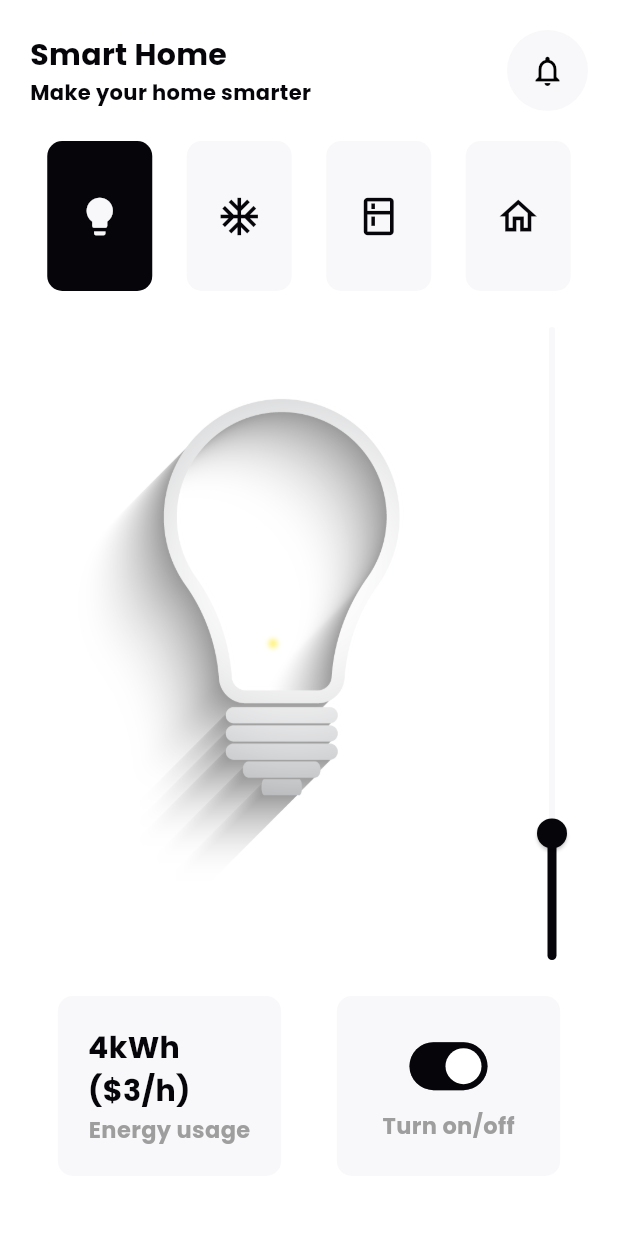
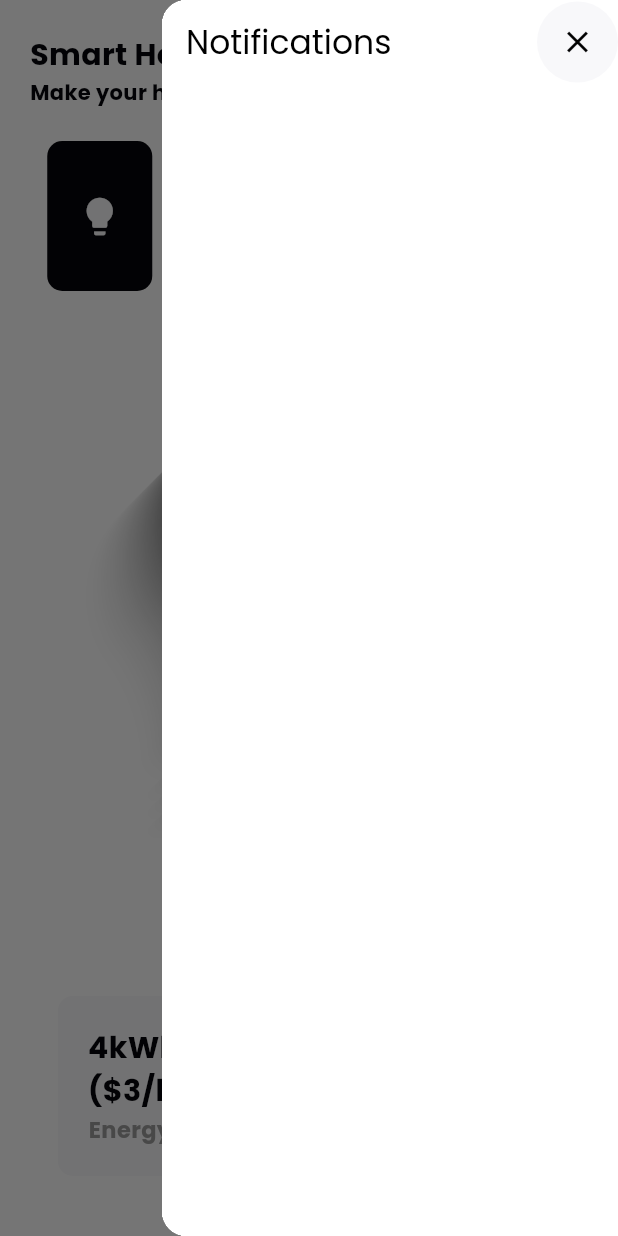
Before and after one commit to luckycreationsindia/smart_home, a Flutter app: the screen it shows after launch, with the side drawer open (before the commit the screen has no drawer), on a phone screen of 412 x 824 dp. Run offline on Flutter 3.47's test engine with Material 2 defaults, Android fonts, the phone set to English and light mode, and no system bars; our stand-ins replace go_router, google_fonts; generated files the repository leaves out were written again.

Commit message:
*Add Notification Drawer

```diff
--- a/lib/main.dart
+++ b/lib/main.dart
@@ -1,5 +1,4 @@
 import 'package:flutter/material.dart';
-import 'package:flutter/services.dart';
 import 'package:flutter_localizations/flutter_localizations.dart';
 import 'package:google_fonts/google_fonts.dart';
 import 'package:intl/intl.dart';
@@ -8,11 +7,14 @@ import 'package:smart_home/src/utils/router.dart';
 
 void main() {
   WidgetsFlutterBinding.ensureInitialized();
-  Intl.defaultLocale = 'en';
+  //Set Default Language
+  Intl.defaultLocale = 'hi';
+  //Error Handling
   FlutterError.onError = (details) {
     print(details);
     // print(details.exceptionAsString(), stackTrace: details.stack);
   };
+
   runApp(const MyApp());
 }
 
@@ -39,6 +41,7 @@ class MyApp extends StatelessWidget {
         iconButtonTheme: const IconButtonThemeData(
           style: ButtonStyle(
               backgroundColor: MaterialStatePropertyAll(Color(0xFFF8F8FA)),
+              padding: MaterialStatePropertyAll(EdgeInsets.all(15))
               // padding: MaterialStatePropertyAll(EdgeInsets.all(15))
               // surfaceTintColor: MaterialStatePropertyAll(Color(0xFFD7D1D1)),
               // overlayColor: MaterialStatePropertyAll(Color(0xFFD7D1D1)),
@@ -69,21 +72,14 @@ class MyApp extends StatelessWidget {
               bodyColor: const Color(0xFF05050A),
               displayColor: const Color(0xFF05050A),
             ),
+        drawerTheme: Theme.of(context).drawerTheme.copyWith(
+              backgroundColor: Colors.white,
+            ),
         // inputDecorationTheme: Theme.of(context).inputDecorationTheme.copyWith(
         //   fillColor: const Color(0xFF1E2032),
         //   hintStyle: const TextStyle(color: Color(0xFF424A70)),
         //   iconColor: const Color(0xFF424A70),
         // ),
-        // searchBarTheme: Theme.of(context).searchBarTheme.copyWith(
-        //     backgroundColor: const MaterialStatePropertyAll(Color(0xFF1E2032)),
-        //     elevation: const MaterialStatePropertyAll(0),
-        //     overlayColor: const MaterialStatePropertyAll(Color(0xFF1E2032)),
-        //     hintStyle: const MaterialStatePropertyAll(
-        //       TextStyle(color: Color(0xFF424A70)),
-        //     ),
-        //     shape: MaterialStatePropertyAll(
-        //       RoundedRectangleBorder(borderRadius: BorderRadius.circular(10)),
-        //     )),
       ),
     );
   }
--- a/lib/src/ui/main_wrapper.dart
+++ b/lib/src/ui/main_wrapper.dart
@@ -50,10 +50,13 @@ class _MainWrapperState extends State<MainWrapper> {
                       ],
                     ),
                   ),
-                  IconButton(
-                    onPressed: () {},
-                    icon: const Icon(Icons.notifications_none_outlined),
-                    padding: const EdgeInsets.all(15),
+                  Builder(
+                    builder: (context) {
+                      return IconButton(
+                        onPressed: () => Scaffold.of(context).openEndDrawer(),
+                        icon: const Icon(Icons.notifications_none_outlined),
+                      );
+                    },
                   )
                 ],
               ),
@@ -68,6 +71,30 @@ class _MainWrapperState extends State<MainWrapper> {
           ),
         ),
       ),
+      endDrawer: Builder(
+        builder: (context) {
+          return Drawer(
+            child: Container(
+              color: Theme.of(context).drawerTheme.backgroundColor,
+              child: ListView(
+                children: [
+                  AppBar(
+                    title: const Text("Notifications"),
+                    actions: [
+                      IconButton(
+                        onPressed: () {
+                          Scaffold.of(context).closeEndDrawer();
+                        },
+                        icon: const Icon(Icons.close),
+                      ),
+                    ],
+                  )
+                ],
+              ),
+            ),
+          );
+        },
+      ),
     );
   }
 }
```
Lines whose indentation alone changed are shown as unchanged.
